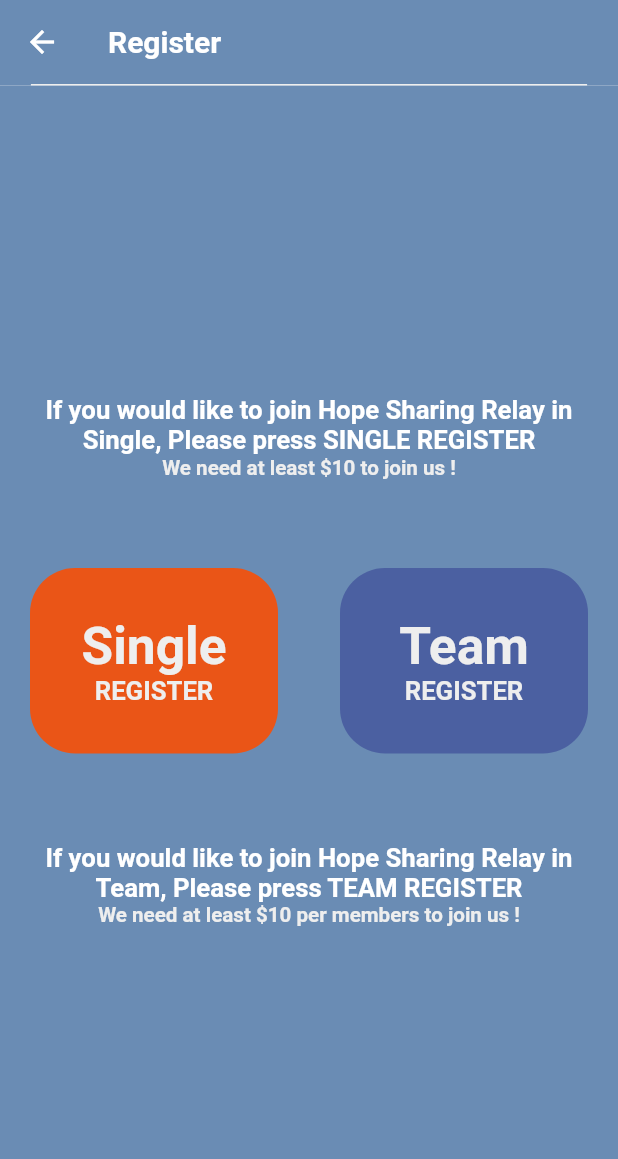
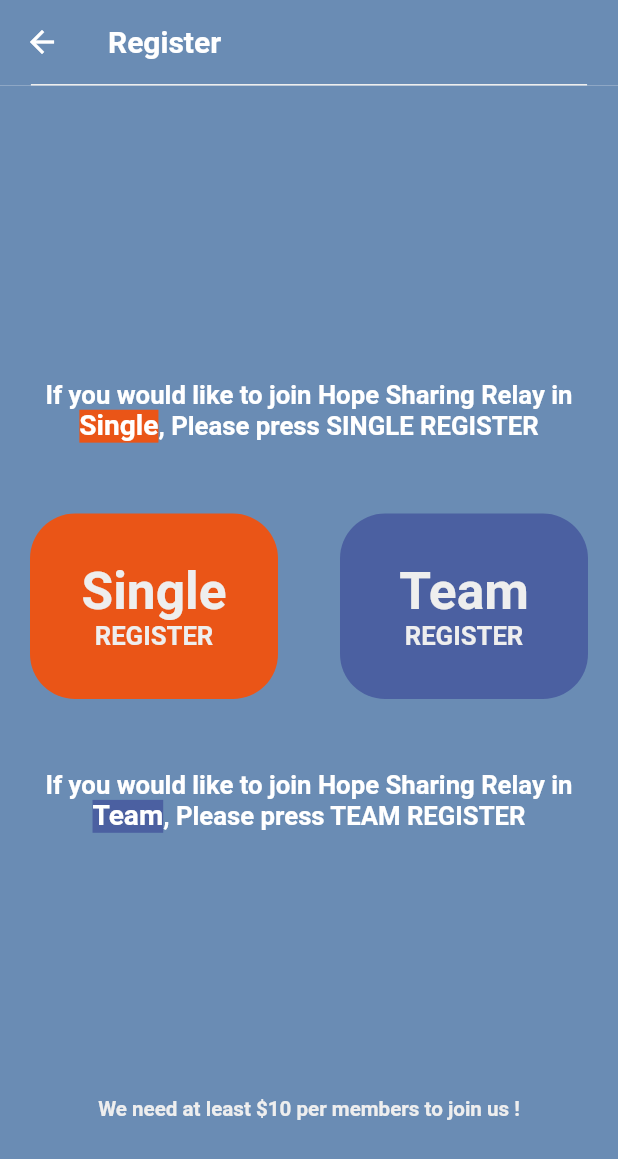
Before and after one commit to seunghwanly/minimarathon, a Flutter app: the screen it shows after launch, after a tap on "LOGIN", on a phone screen of 412 x 824 dp. Shown: the top 1159 px of the screen. Run offline on Flutter 3.47's test engine with Material 2 defaults, Android fonts, the phone set to English and light mode, and no system bars; our stand-ins replace firebase_database, flutter_linkify, shared_preferences, webview_flutter; missing offline and left inert: background_location, http_auth, loading_animations; accounts and stored records are empty.

Commit message:
need_payment_register added TextSpan

```diff
--- a/minimarathon/lib/component/body/register/need_payment_register.dart
+++ b/minimarathon/lib/component/body/register/need_payment_register.dart
@@ -3,7 +3,7 @@ import 'package:minimarathon/component/body/register/single_register.dart';
 import 'package:minimarathon/component/body/relay/relay_start.dart';
 import 'package:minimarathon/component/header/header.dart';
 import 'package:minimarathon/util/palette.dart';
-import 'package:bubble/bubble.dart';
+
 
 class NeedPaymentRegister extends StatefulWidget {
   NeedPaymentRegister();
@@ -19,8 +19,7 @@ class _NeedPaymentRegisterState extends State<NeedPaymentRegister> {
         title: "Register",
         body: Container(
             padding: EdgeInsets.all(20.0),
-            child:
-                Column(
+            child: Column(
                 mainAxisAlignment: MainAxisAlignment.spaceEvenly,
                 crossAxisAlignment: CrossAxisAlignment.stretch,
                 children: [
@@ -28,27 +27,9 @@ class _NeedPaymentRegisterState extends State<NeedPaymentRegister> {
                     //----------------------------speech bubble for single Register
                     flex: 3,
                     child: Container(
+                        alignment: Alignment.bottomCenter,
                         width: MediaQuery.of(context).size.width * 0.8,
-                    child: Column(
-                      mainAxisAlignment: MainAxisAlignment.end,
-                      children: [
-                        Text(
-                            'If you would like to join Hope Sharing Relay in Single, Please press SINGLE REGISTER',
-                            style: TextStyle(
-                                color: white,
-                                fontWeight: FontWeight.bold,
-                                fontSize:
-                                    MediaQuery.of(context).size.width / 24),
-                            textAlign: TextAlign.center),
-                        Text('We need at least \$10 to join us !',
-                            style: TextStyle(
-                                color: lightwhite,
-                                fontWeight: FontWeight.w600,
-                                fontSize:
-                                    MediaQuery.of(context).size.width / 30),
-                            textAlign: TextAlign.center),
-                      ],
-                    )),
+                        child: makeDescription("Single", mandarin)),
                   ),
                   Expanded(
                     // ---------------------------------------------------------------------------REGISTER
@@ -72,10 +53,12 @@ class _NeedPaymentRegisterState extends State<NeedPaymentRegister> {
                                 color: mandarin,
                                 child: Container(
                                     width: double.infinity,
-                                height: MediaQuery.of(context).size.width * 0.3,
+                                    height:
+                                        MediaQuery.of(context).size.width * 0.3,
                                     alignment: Alignment.center,
                                     child: Column(
-                                  mainAxisAlignment: MainAxisAlignment.center,
+                                      mainAxisAlignment:
+                                          MainAxisAlignment.center,
                                       children: [
                                         Text(
                                           'Single',
@@ -135,10 +118,12 @@ class _NeedPaymentRegisterState extends State<NeedPaymentRegister> {
                                 color: royalblue,
                                 child: Container(
                                     width: double.infinity,
-                                height: MediaQuery.of(context).size.width * 0.3,
+                                    height:
+                                        MediaQuery.of(context).size.width * 0.3,
                                     alignment: Alignment.center,
                                     child: Column(
-                                  mainAxisAlignment: MainAxisAlignment.center,
+                                      mainAxisAlignment:
+                                          MainAxisAlignment.center,
                                       children: [
                                         Text(
                                           'Team',
@@ -172,26 +157,45 @@ class _NeedPaymentRegisterState extends State<NeedPaymentRegister> {
                     flex: 3,
                     child: Container(
                       width: MediaQuery.of(context).size.width * 0.8,
-                    child: Column(
-                      children: [
-                        Text(
-                            'If you would like to join Hope Sharing Relay in Team, Please press TEAM REGISTER',
+                      child: makeDescription("Team", royalblue),
+                    ),
+                  ),
+                  Expanded(
+                    flex: 1,
+                    child: Text(
+                        'We need at least \$10 per members to join us !',
+                        style: TextStyle(
+                            color: lightwhite,
+                            fontWeight: FontWeight.w600,
+                            fontSize: MediaQuery.of(context).size.width / 30),
+                        textAlign: TextAlign.center),
+                  )
+                ])));
+  }
+
+  RichText makeDescription(String title, Color titleColor) {
+    return RichText(
+        textAlign: TextAlign.center,
+        text: new TextSpan(children: <TextSpan>[
+          new TextSpan(
+              text: 'If you would like to join Hope Sharing Relay in ',
               style: TextStyle(
                   color: white,
                   fontWeight: FontWeight.bold,
-                                fontSize:
-                                    MediaQuery.of(context).size.width / 24),
-                            textAlign: TextAlign.center),
-                        Text('We need at least \$10 per members to join us !',
+                  fontSize: MediaQuery.of(context).size.width / 24)),
+          new TextSpan(
+              text: title,
               style: TextStyle(
-                                color: lightwhite,
-                                fontWeight: FontWeight.w600,
-                                fontSize:
-                                    MediaQuery.of(context).size.width / 30),
-                            textAlign: TextAlign.center),
-                      ],
-                    )),
-              ),
-            ])));
+                  backgroundColor: titleColor,
+                  color: white,
+                  fontWeight: FontWeight.bold,
+                  fontSize: MediaQuery.of(context).size.width / 22)),
+          new TextSpan(
+              text: ', Please press ' + title.toUpperCase() + ' REGISTER',
+              style: TextStyle(
+                  color: white,
+                  fontWeight: FontWeight.bold,
+                  fontSize: MediaQuery.of(context).size.width / 24)),
+        ]));
   }
 }
--- a/minimarathon/lib/component/body/register/single_register.dart
+++ b/minimarathon/lib/component/body/register/single_register.dart
@@ -26,9 +26,11 @@ class _SingleRegisterState extends State<SingleRegister> {
 
   final _formKey = GlobalKey<FormState>(); //form
 
+  // TODO : 로그인 된 핸드폰 번호로 초기화 하기
   Map<String, dynamic> singleRegisterData = {
     "name": "  Please type your name . . .",
     "phoneNumber": "  Please type your phonenumber . . .",
+    // "phoneNumber": firebase.auth().currentUser.phonenumber 사실 함수 잘 모름 예시임
     "donationFee": 10
   };
 
--- a/minimarathon/pubspec.yaml
+++ b/minimarathon/pubspec.yaml
@@ -42,7 +42,7 @@ dependencies:
   workmanager : ^ 0.2.0
 
   #UI
-  bubble: ^1.1.9+1
+
 
   url_launcher:
   flutter_linkify: ^4.0.2
```
Lines whose indentation alone changed are shown as unchanged.
